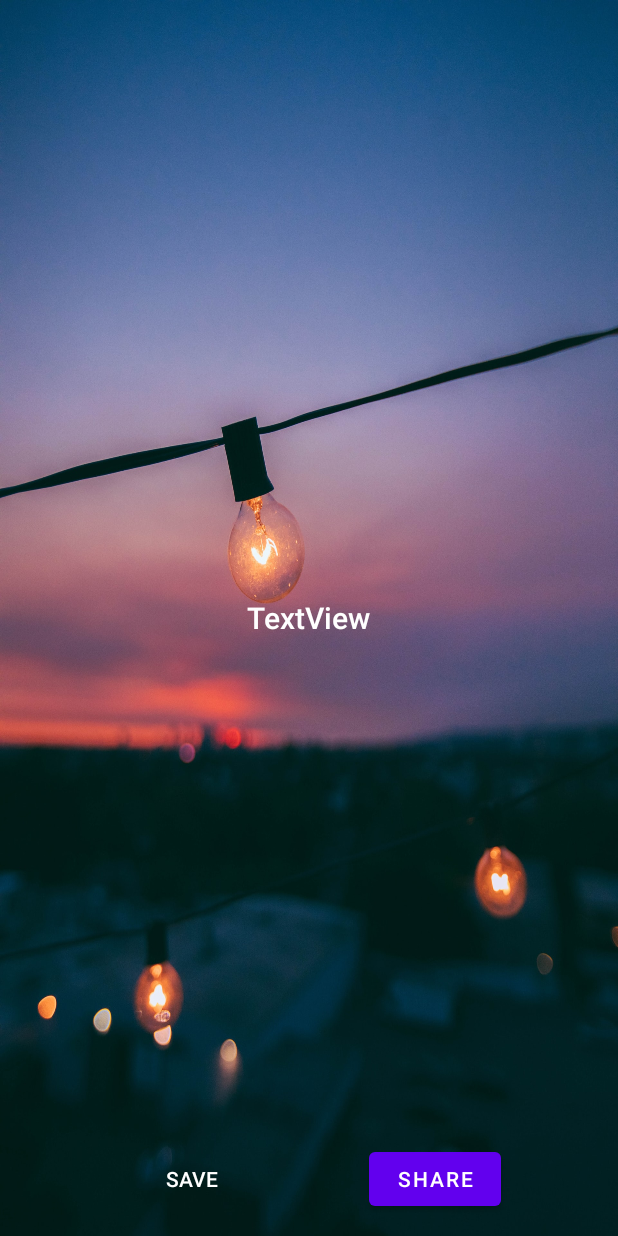
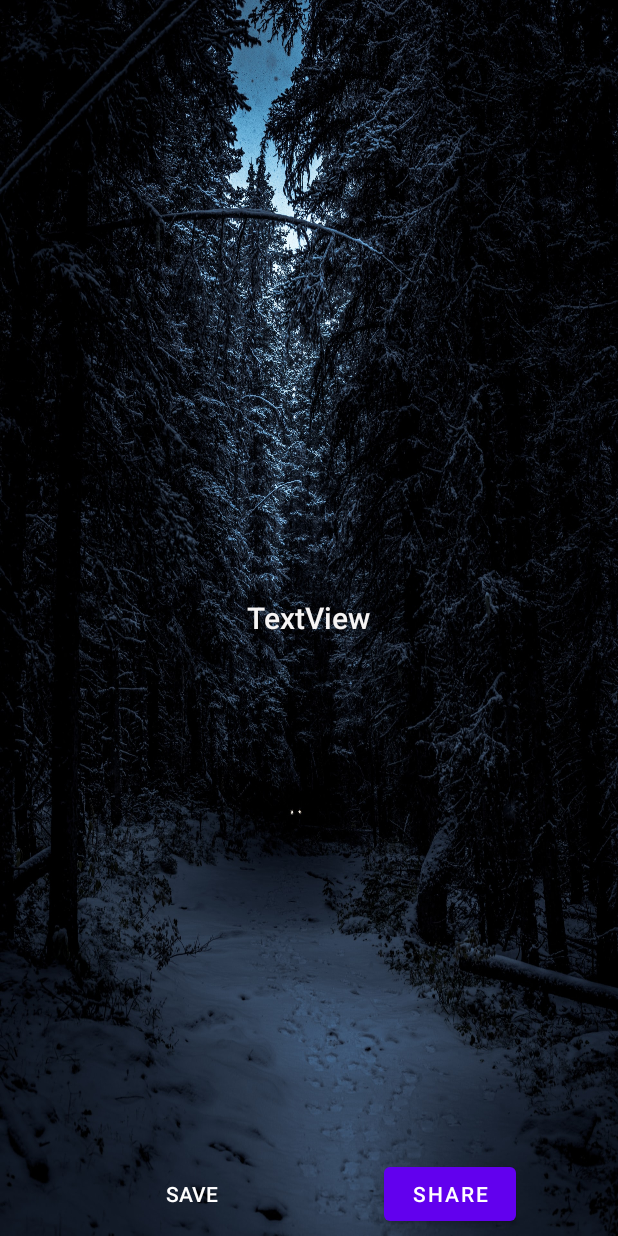
Before and after one commit to SudarshanDevkota/Fact-O, an Android app: the layout model_layout.xml on its own in the app's theme, with its tools: preview values and no code run, on a phone screen of 412 x 824 dp. Run offline under Robolectric (Android 15) with nearby library versions, the phone set to English and light mode, and no system bars.

Commit message:
background changed,text color changed and bg set to linear layout instead of constraint layout

```diff
--- a/app/src/main/res/layout/model_layout.xml
+++ b/app/src/main/res/layout/model_layout.xml
@@ -6,9 +6,7 @@
     android:layout_width="match_parent"
     android:layout_height="match_parent"
     android:gravity="bottom"
-    android:orientation="vertical"
-    android:padding="10dp"
-    android:background="@drawable/fact_bg">
+    android:orientation="vertical">
 
     <LinearLayout
         android:layout_width="match_parent"
@@ -17,7 +15,8 @@
         app:layout_constraintBottom_toBottomOf="parent"
         app:layout_constraintEnd_toEndOf="parent"
         app:layout_constraintStart_toStartOf="parent"
-        android:gravity="center">
+        android:gravity="center"
+        android:background="@drawable/background">
 
         <TextView
             android:id="@+id/fact_view"
@@ -26,8 +25,13 @@
             android:fontFamily="sans-serif-light"
             android:text="TextView"
             android:textAlignment="center"
-            android:textColor="@color/white"
+            android:textColor="@color/white_text"
             android:textSize="20sp"
+            android:layout_margin="10dp"
+            android:padding="10dp"
+            android:shadowColor="@color/black"
+            android:shadowDy="1"
+            android:shadowDx="1"
             android:textStyle="bold" />
     </LinearLayout>
 
--- a/app/src/main/res/values/colors.xml
+++ b/app/src/main/res/values/colors.xml
@@ -7,6 +7,7 @@
     <color name="teal_700">#FF018786</color>
     <color name="black">#FF000000</color>
     <color name="white">#FFFFFFFF</color>
+    <color name="white_text">#F6F4F4</color>
     <color  name="yellow_theme">#FF5722</color>
     <color name="transparent">#00FFFFFF</color>
 </resources>
```
Also changed, not shown: app/src/main/res/drawable-v24/background.jpg (added), app/src/main/res/drawable-v24/fact_bg.jpg (deleted).
